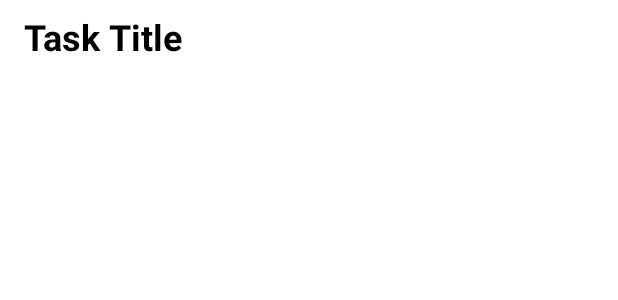
After one commit to emeruvia/TaskTracker, an Android app: the layout fragment_detailed_tasks_list.xml on its own in the app's theme, with its tools: preview values and no code run, on a phone screen of 412 x 824 dp. The commit adds this screen. Shown: the top 300 px of the screen. Run offline under Robolectric (Android 15) with nearby library versions, the phone set to English and light mode, and no system bars.

Commit message:
Init implementation of detailed tasks list

```diff
--- a/app/build.gradle
+++ b/app/build.gradle
@@ -2,6 +2,7 @@ plugins {
   id 'com.android.application'
   id 'kotlin-android'
   id 'kotlin-kapt'
+  id 'kotlin-parcelize'
 }
 
 android {
--- a/app/src/main/java/dev/emg/tasktracker/data/di/AppComponent.kt
+++ b/app/src/main/java/dev/emg/tasktracker/data/di/AppComponent.kt
@@ -4,6 +4,7 @@ import android.content.Context
 import dagger.BindsInstance
 import dagger.Component
 import dev.emg.tasktracker.ui.MainActivity
+import dev.emg.tasktracker.ui.detailedtasklist.DetailedTasksListFragment
 import dev.emg.tasktracker.ui.main.MainFragment
 import javax.inject.Singleton
 
@@ -16,7 +17,7 @@ interface AppComponent {
     fun create(@BindsInstance context: Context): AppComponent
   }
 
-  fun inject(activity: MainActivity)
   fun inject(fragment: MainFragment)
+  fun inject(fragment: DetailedTasksListFragment)
 
 }
--- a/app/src/main/java/dev/emg/tasktracker/data/vo/TaskItem.kt
+++ b/app/src/main/java/dev/emg/tasktracker/data/vo/TaskItem.kt
@@ -1,8 +1,11 @@
 package dev.emg.tasktracker.data.vo
 
+import android.os.Parcelable
 import androidx.room.Entity
 import androidx.room.PrimaryKey
+import kotlinx.parcelize.Parcelize
 
+@Parcelize
 @Entity(tableName = "task_item_table")
 data class TaskItem(
   @PrimaryKey(autoGenerate = true)
@@ -10,4 +13,4 @@ data class TaskItem(
   var name: String,
   var wasCompleted: Boolean,
   val position: Int
-)
+) : Parcelable
--- a/app/src/main/java/dev/emg/tasktracker/data/vo/TasksList.kt
+++ b/app/src/main/java/dev/emg/tasktracker/data/vo/TasksList.kt
@@ -1,8 +1,11 @@
 package dev.emg.tasktracker.data.vo
 
+import android.os.Parcelable
 import androidx.room.Entity
 import androidx.room.PrimaryKey
+import kotlinx.parcelize.Parcelize
 
+@Parcelize
 @Entity(tableName = "tasks_table")
 data class TasksList(
   @PrimaryKey(autoGenerate = true)
@@ -12,4 +15,4 @@ data class TasksList(
   var wasCompleted: Boolean = false,
   var position: Int = 0,
   var tasksList: List<TaskItem> = emptyList()
-)
+) : Parcelable
--- a/app/src/main/java/dev/emg/tasktracker/ui/main/TasksAdapter.kt
+++ b/app/src/main/java/dev/emg/tasktracker/ui/main/TasksAdapter.kt
@@ -28,6 +28,7 @@ class TasksAdapter(
   }
 
   interface OnTasksListListener {
+    fun onTasksListWasClicked(item: TasksList)
     fun onTasksListWasCompleted(item: TasksList)
     fun onTasksListDeleted(item: TasksList)
   }
--- a/app/src/main/java/dev/emg/tasktracker/ui/main/TasksViewHolder.kt
+++ b/app/src/main/java/dev/emg/tasktracker/ui/main/TasksViewHolder.kt
@@ -19,6 +19,10 @@ class TasksViewHolder(private val binding: ItemTasksBinding) : ViewHolder(bindin
       binding.detailsTv.showView()
     } else {
       binding.detailsTv.goneView()
+    }
+
+    binding.root.setOnClickListener {
+      listener.onTasksListWasClicked(tasksList)
     }
 
 //    when (tasksList.wasCompleted) {
--- /dev/null
+++ b/app/src/main/res/layout/fragment_detailed_tasks_list.xml
@@ -0,0 +1,30 @@
+<?xml version="1.0" encoding="utf-8"?>
+<LinearLayout xmlns:android="http://schemas.android.com/apk/res/android"
+    xmlns:tools="http://schemas.android.com/tools"
+    android:layout_width="match_parent"
+    android:layout_height="match_parent"
+    android:orientation="vertical"
+    android:paddingEnd="@dimen/dp_16"
+    android:paddingStart="@dimen/dp_16"
+    tools:context=".ui.detailedtasklist.DetailedTasksListFragment"
+    >
+
+  <TextView
+      android:id="@+id/task_title"
+      android:layout_width="match_parent"
+      android:layout_height="wrap_content"
+      android:paddingTop="@dimen/dp_8"
+      android:textColor="?colorOnSurface"
+      android:textSize="@dimen/fontsize_24"
+      android:textStyle="bold"
+      tools:text="Task Title"
+      />
+
+  <androidx.recyclerview.widget.RecyclerView
+      android:id="@+id/recyclerview"
+      android:layout_width="match_parent"
+      android:layout_height="match_parent"
+      android:paddingTop="@dimen/dp_8"
+      />
+
+</LinearLayout>
--- a/app/src/main/res/layout/fragment_main.xml
+++ b/app/src/main/res/layout/fragment_main.xml
@@ -2,6 +2,7 @@
 <FrameLayout xmlns:android="http://schemas.android.com/apk/res/android"
     xmlns:app="http://schemas.android.com/apk/res-auto"
     xmlns:tools="http://schemas.android.com/tools"
+    android:id="@+id/container"
     android:layout_width="match_parent"
     android:layout_height="match_parent"
     tools:context=".ui.main.MainFragment"
--- a/app/src/main/res/values/dimens.xml
+++ b/app/src/main/res/values/dimens.xml
@@ -12,5 +12,6 @@
   <dimen name="fontsize_20">20sp</dimen>
   <dimen name="fontsize_22">22sp</dimen>
   <dimen name="fontsize_24">24sp</dimen>
+  <dimen name="fontsize_28">28sp</dimen>
 
 </resources>
```
Also changed, not shown: app/src/main/java/dev/emg/tasktracker/ui/MainActivity.kt (+5 -3 lines), app/src/main/java/dev/emg/tasktracker/ui/detailedtasklist/DetailedTasksListFragment.kt (added, +59 -0 lines), app/src/main/java/dev/emg/tasktracker/ui/main/MainFragment.kt (+12 -0 lines).
